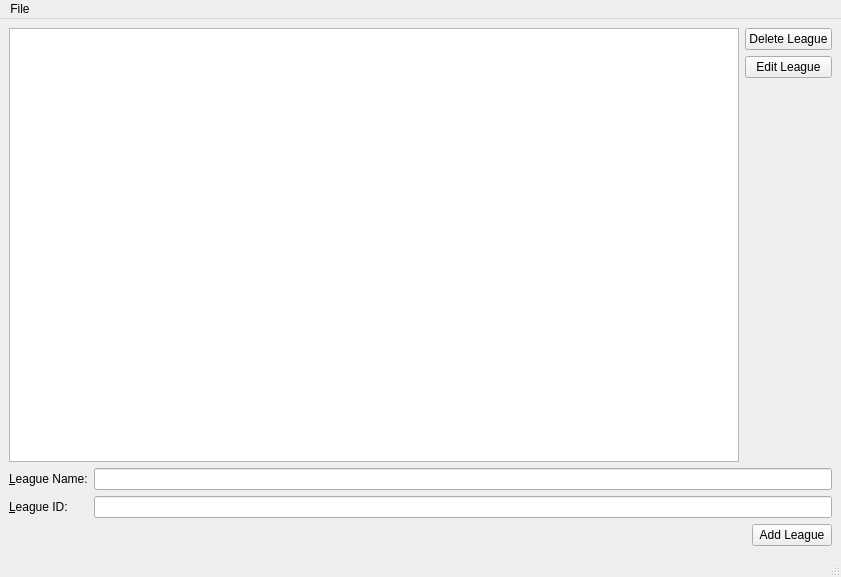
treymeares/Module6, file module6/qt_files/main_window.ui: the form before one commit.
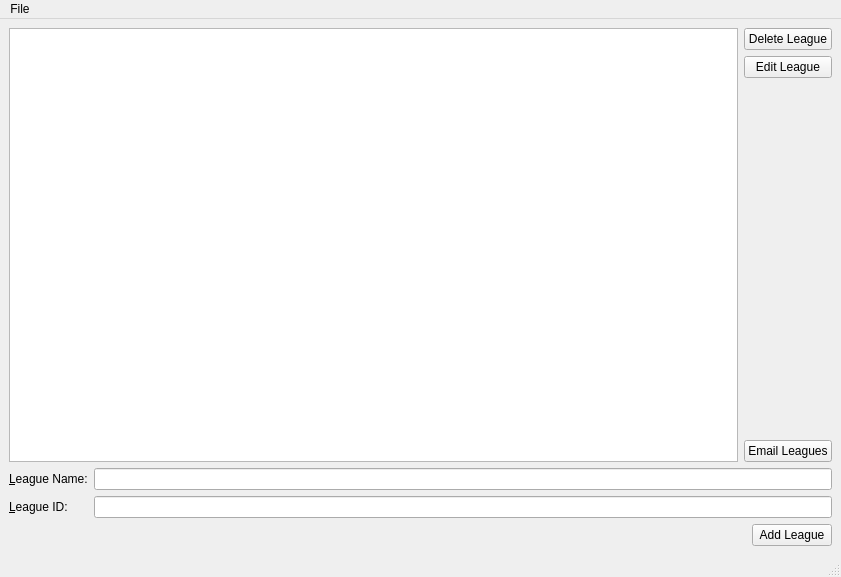
The form after the commit.

```diff
--- a/module6/qt_files/main_window.ui
+++ b/module6/qt_files/main_window.ui
@@ -84,6 +84,13 @@
             </property>
            </spacer>
           </item>
+          <item>
+           <widget class="QPushButton" name="email_league">
+            <property name="text">
+             <string>Email Leagues</string>
+            </property>
+           </widget>
+          </item>
          </layout>
         </item>
        </layout>
```
Left out of the diff: 2 changed lines with no effect on the pictures.
